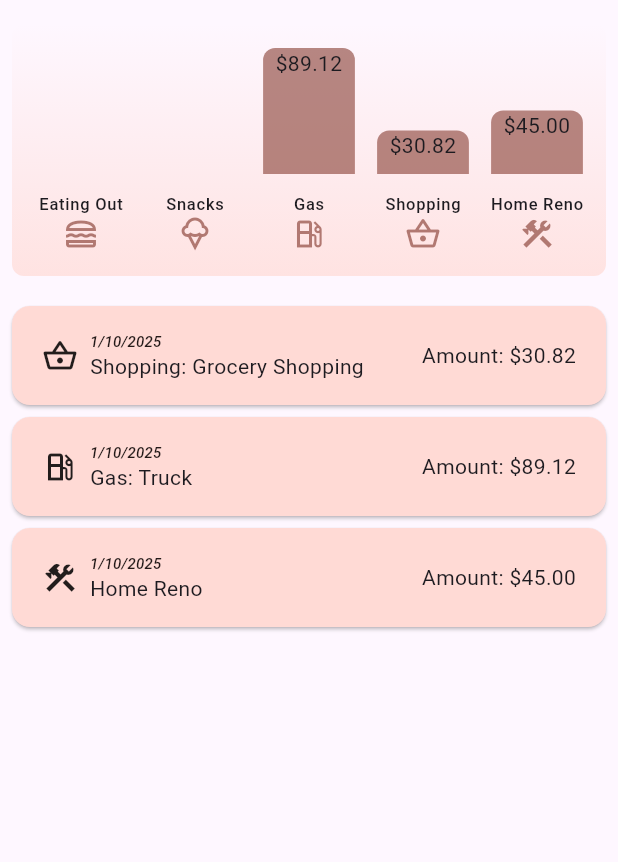
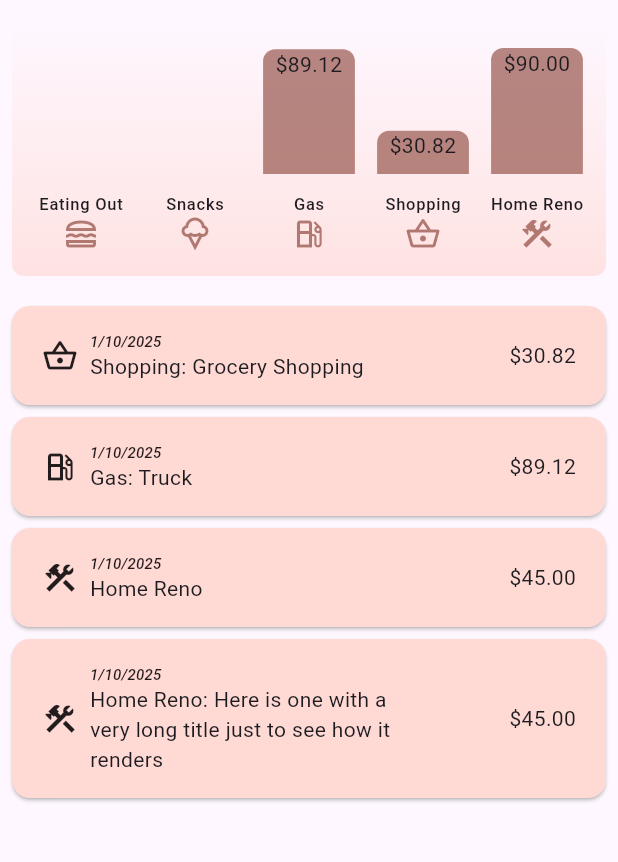
Before and after one commit to rjw1428/Eureka, a Flutter app: the screen it shows after launch, on a phone screen of 412 x 824 dp, the part 84-946 px from its top. Run offline on Flutter 3.47's test engine with Material 3 defaults, Android fonts, the phone set to English and light mode, and no system bars; our stand-ins replace dotted_border, google_fonts; project files that could hold a hidden picture were left out.

Commit message:
[Flutter][ExpenseTracker][Bug] Fixing expense item text overflow on small screens

```diff
--- a/flutter/expense_tracker/lib/widgets/expenses.dart
+++ b/flutter/expense_tracker/lib/widgets/expenses.dart
@@ -33,6 +33,11 @@ class _ExpensesState extends State<Expenses> {
       date: DateTime.now().add(const Duration(hours: -2)),
       category: Category.HOME_RENO,
     ),
+    Expense(
+        amount: 45.00,
+        date: DateTime.now().add(const Duration(hours: -2)),
+        category: Category.HOME_RENO,
+        note: 'Here is one with a very long title just to see how it renders'),
   ];
 
   void _openAddExpenseOverlay([Expense? expense]) {
@@ -168,8 +173,9 @@ class ExpenseItem extends StatelessWidget {
 
   @override
   Widget build(BuildContext context) {
-    return Card(
-      child: Padding(
+    return LayoutBuilder(
+      builder: (ctx, constraints) => Card(
+        child: Padding(
           padding: const EdgeInsets.symmetric(
             horizontal: 20,
             vertical: 16,
@@ -190,16 +196,21 @@ class ExpenseItem extends StatelessWidget {
                     mainAxisAlignment: MainAxisAlignment.start,
                     children: [
                       Text(expense.formattedDate, style: Theme.of(context).textTheme.titleSmall),
-                      Text(expense.title),
+                      SizedBox(
+                        width: constraints.maxWidth - 200,
+                        child: Text(expense.title),
+                      ),
                     ],
                   ),
                 ],
               ),
               Text(
-                'Amount: \$${expense.amount.toStringAsFixed(2)}',
+                '\$${expense.amount.toStringAsFixed(2)}',
               ),
             ],
-          )),
+          ),
+        ),
+      ),
     );
   }
 }
```
